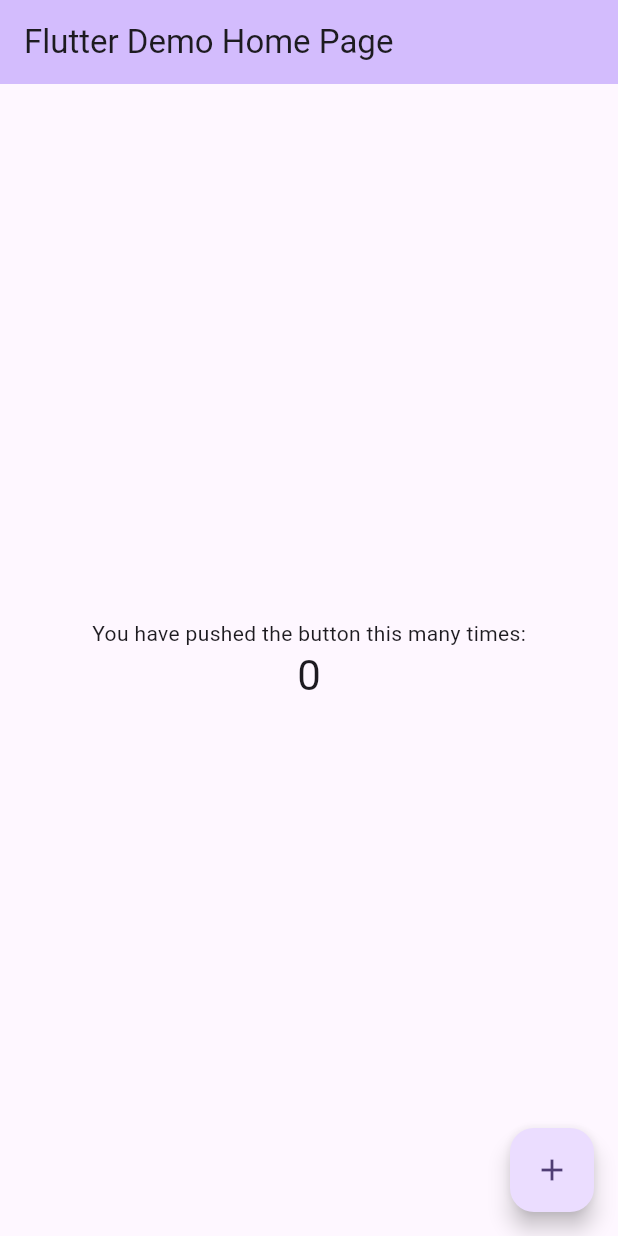
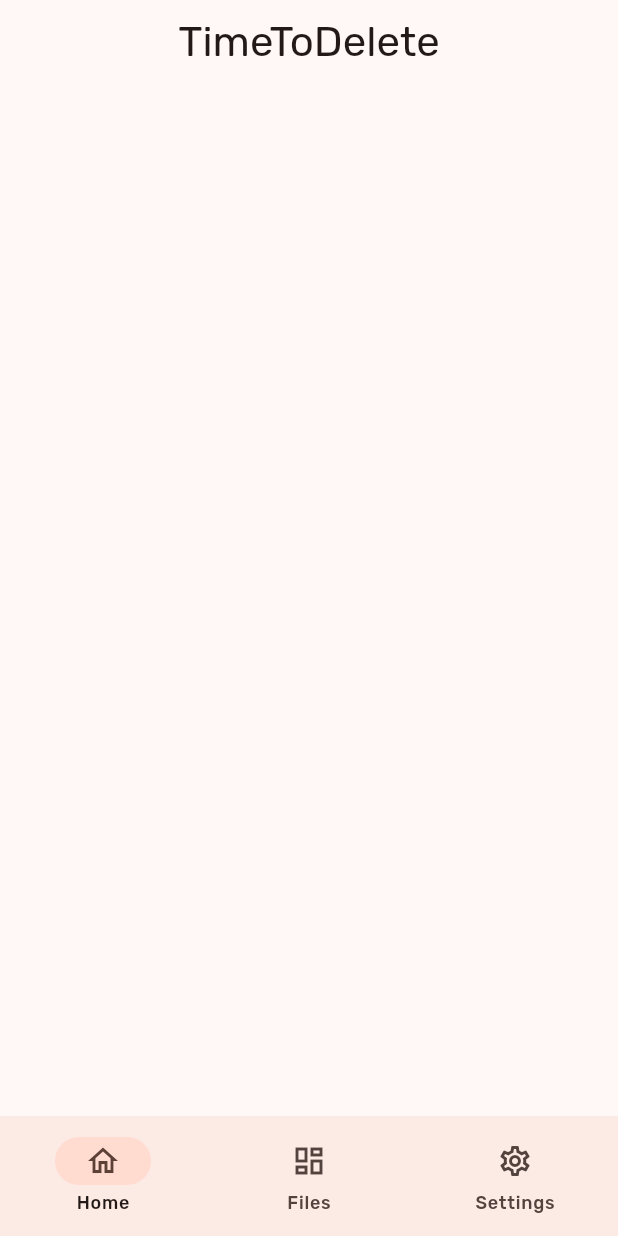
Before and after one commit to AbhiCrackerOfficial/TimeToDelete, a Flutter app: the screen it shows after launch, on a phone screen of 412 x 824 dp. Run offline on Flutter 3.47's test engine with Material 2 defaults, Android fonts, the phone set to English and light mode, and no system bars; our stand-ins replace google_fonts, permission_handler.

Commit message:
NavBar And AppBar Added

```diff
--- /dev/null
+++ b/src/timetodelete/lib/data/theme_data.dart
@@ -0,0 +1,18 @@
+import 'package:flutter/material.dart';
+import 'package:google_fonts/google_fonts.dart';
+
+final ThemeData lightTheme = ThemeData(
+  platform: TargetPlatform.android,
+  colorSchemeSeed: const Color.fromARGB(255, 122, 76, 61),
+  useMaterial3: true,
+  brightness: Brightness.light,
+  fontFamily: GoogleFonts.rubik().fontFamily,
+);
+
+final ThemeData darkTheme = ThemeData(
+  platform: TargetPlatform.android,
+  colorSchemeSeed: const Color.fromARGB(255, 122, 76, 61),
+  useMaterial3: true,
+  brightness: Brightness.dark,
+  fontFamily: GoogleFonts.rubik().fontFamily,
+);
--- a/src/timetodelete/lib/main.dart
+++ b/src/timetodelete/lib/main.dart
@@ -1,125 +1,16 @@
 import 'package:flutter/material.dart';
+import 'package:timetodelete/pages/home.dart';
+import 'package:permission_handler/permission_handler.dart';
 
-void main() {
-  runApp(const MyApp());
-}
-
-class MyApp extends StatelessWidget {
-  const MyApp({super.key});
-
-  // This widget is the root of your application.
-  @override
-  Widget build(BuildContext context) {
-    return MaterialApp(
-      title: 'Flutter Demo',
-      theme: ThemeData(
-        // This is the theme of your application.
-        //
-        // TRY THIS: Try running your application with "flutter run". You'll see
-        // the application has a blue toolbar. Then, without quitting the app,
-        // try changing the seedColor in the colorScheme below to Colors.green
-        // and then invoke "hot reload" (save your changes or press the "hot
-        // reload" button in a Flutter-supported IDE, or press "r" if you used
-        // the command line to start the app).
-        //
-        // Notice that the counter didn't reset back to zero; the application
-        // state is not lost during the reload. To reset the state, use hot
-        // restart instead.
-        //
-        // This works for code too, not just values: Most code changes can be
-        // tested with just a hot reload.
-        colorScheme: ColorScheme.fromSeed(seedColor: Colors.deepPurple),
-        useMaterial3: true,
-      ),
-      home: const MyHomePage(title: 'Flutter Demo Home Page'),
-    );
+void checkPermissions() async {
+  var status = await Permission.storage.status;
+  if (!status.isGranted) {
+    await Permission.storage.request();
   }
 }
 
-class MyHomePage extends StatefulWidget {
-  const MyHomePage({super.key, required this.title});
-
-  // This widget is the home page of your application. It is stateful, meaning
-  // that it has a State object (defined below) that contains fields that affect
-  // how it looks.
-
-  // This class is the configuration for the state. It holds the values (in this
-  // case the title) provided by the parent (in this case the App widget) and
-  // used by the build method of the State. Fields in a Widget subclass are
-  // always marked "final".
-
-  final String title;
-
-  @override
-  State<MyHomePage> createState() => _MyHomePageState();
+void main() {
+  WidgetsFlutterBinding.ensureInitialized();
+  checkPermissions();
+  runApp(const Home());
 }
-
-class _MyHomePageState extends State<MyHomePage> {
-  int _counter = 0;
-
-  void _incrementCounter() {
-    setState(() {
-      // This call to setState tells the Flutter framework that something has
-      // changed in this State, which causes it to rerun the build method below
-      // so that the display can reflect the updated values. If we changed
-      // _counter without calling setState(), then the build method would not be
-      // called again, and so nothing would appear to happen.
-      _counter++;
-    });
-  }
-
-  @override
-  Widget build(BuildContext context) {
-    // This method is rerun every time setState is called, for instance as done
-    // by the _incrementCounter method above.
-    //
-    // The Flutter framework has been optimized to make rerunning build methods
-    // fast, so that you can just rebuild anything that needs updating rather
-    // than having to individually change instances of widgets.
-    return Scaffold(
-      appBar: AppBar(
-        // TRY THIS: Try changing the color here to a specific color (to
-        // Colors.amber, perhaps?) and trigger a hot reload to see the AppBar
-        // change color while the other colors stay the same.
-        backgroundColor: Theme.of(context).colorScheme.inversePrimary,
-        // Here we take the value from the MyHomePage object that was created by
-        // the App.build method, and use it to set our appbar title.
-        title: Text(widget.title),
-      ),
-      body: Center(
-        // Center is a layout widget. It takes a single child and positions it
-        // in the middle of the parent.
-        child: Column(
-          // Column is also a layout widget. It takes a list of children and
-          // arranges them vertically. By default, it sizes itself to fit its
-          // children horizontally, and tries to be as tall as its parent.
-          //
-          // Column has various properties to control how it sizes itself and
-          // how it positions its children. Here we use mainAxisAlignment to
-          // center the children vertically; the main axis here is the vertical
-          // axis because Columns are vertical (the cross axis would be
-          // horizontal).
-          //
-          // TRY THIS: Invoke "debug painting" (choose the "Toggle Debug Paint"
-          // action in the IDE, or press "p" in the console), to see the
-          // wireframe for each widget.
-          mainAxisAlignment: MainAxisAlignment.center,
-          children: <Widget>[
-            const Text(
-              'You have pushed the button this many times:',
-            ),
-            Text(
-              '$_counter',
-              style: Theme.of(context).textTheme.headlineMedium,
-            ),
-          ],
-        ),
-      ),
-      floatingActionButton: FloatingActionButton(
-        onPressed: _incrementCounter,
-        tooltip: 'Increment',
-        child: const Icon(Icons.add),
-      ), // This trailing comma makes auto-formatting nicer for build methods.
-    );
-  }
-}
--- /dev/null
+++ b/src/timetodelete/lib/pages/home.dart
@@ -0,0 +1,47 @@
+import 'package:flutter/material.dart';
+import 'package:timetodelete/data/theme_data.dart';
+
+class Home extends StatefulWidget {
+  const Home({Key? key}) : super(key: key);
+
+  @override
+  State<Home> createState() => _HomeState();
+}
+
+class _HomeState extends State<Home> {
+  int _selectedIndex = 0;
+
+  @override
+  Widget build(BuildContext context) {
+    return MaterialApp(
+      theme: MediaQuery.of(context).platformBrightness == Brightness.dark ? darkTheme : lightTheme,
+      home: Scaffold(
+        appBar: AppBar(
+          title: const Center(
+            child: Text('TimeToDelete', style: TextStyle(fontSize: 28.0)),
+          ),
+        ),
+        bottomNavigationBar: NavigationBar(
+          selectedIndex: _selectedIndex,
+          onDestinationSelected: (int index) => setState(() {
+            _selectedIndex = index;
+          }),
+          destinations: const [
+            NavigationDestination(
+              icon: Icon(Icons.home_outlined),
+              label: 'Home',
+            ),
+            NavigationDestination(
+              icon: Icon(Icons.dashboard_outlined),
+              label: 'Files',
+            ),
+            NavigationDestination(
+              icon: Icon(Icons.settings_outlined),
+              label: 'Settings',
+            ),
+          ],
+        ),
+      ),
+    );
+  }
+}
--- a/src/timetodelete/pubspec.yaml
+++ b/src/timetodelete/pubspec.yaml
@@ -42,7 +42,7 @@ dependencies:
   receive_intent: ^0.2.4
   path_provider: ^2.1.1
   media_scanner: ^2.1.0
-  open_file: ^3.3.2
+  open_filex: ^4.3.4
   hive: ^2.2.3
   hive_flutter: ^1.1.0
 
```
Also changed, not shown: src/timetodelete/lib/utils/functions.dart (added, +65 -0 lines), src/timetodelete/pubspec.lock, 1 other file.
